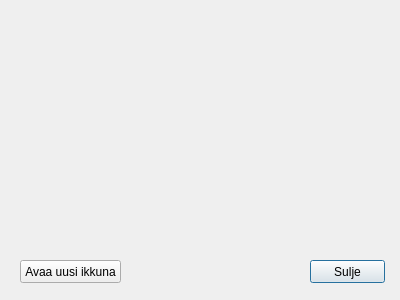
Pesonet1/qgis_plugin_base, file plugin/plugin_dialog_base.ui: the form before one commit.
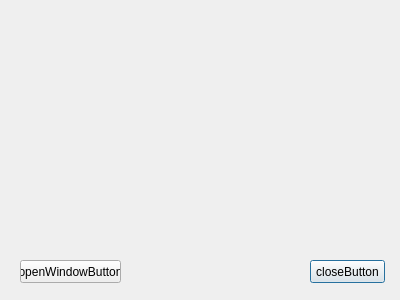
The form after the commit.

What changed in the file:
```diff
--- a/plugin/plugin_dialog_base.ui
+++ b/plugin/plugin_dialog_base.ui
@@ -23,7 +23,7 @@
     </rect>
    </property>
    <property name="text">
-    <string>Sulje</string>
+    <string>closeButton</string>
    </property>
   </widget>
   <widget class="QPushButton" name="open_window_button">
@@ -36,7 +36,7 @@
     </rect>
    </property>
    <property name="text">
-    <string>Avaa uusi ikkuna</string>
+    <string>openWindowButton</string>
    </property>
   </widget>
  </widget>
```
Left out of the diff: 2 changed lines with no effect on the pictures.
